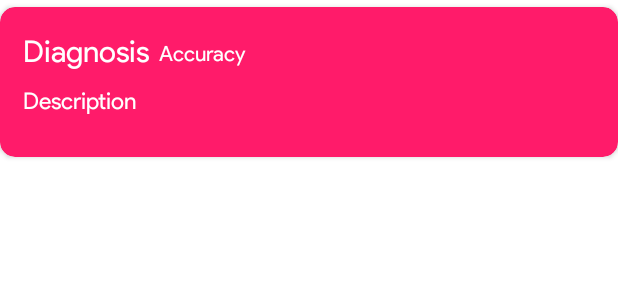
After one commit to laxyapahuja/faid, an Android app: the layout diagnosis_list_item.xml on its own in the app's theme, with its tools: preview values and no code run, on a phone screen of 412 x 824 dp. The commit adds this screen. Shown: the top 300 px of the screen. Run offline under Robolectric (Android 15) with nearby library versions, the phone set to English and light mode, and no system bars; network calls fail.

Commit message:
diagnosis

```diff
--- a/app/src/main/java/com/example/faid/adapters/SymptomsRecyclerAdapter.java
+++ b/app/src/main/java/com/example/faid/adapters/SymptomsRecyclerAdapter.java
@@ -20,11 +20,7 @@ import java.util.ArrayList;
 
 public class SymptomsRecyclerAdapter extends  RecyclerView.Adapter<SymptomsRecyclerAdapter.ViewHolder> {
 
-    private Context context;
     private ArrayList<Symptom> mSymptoms;
-    private ViewHolder holder;
-    private ArrayList mSelectedSymptoms;
-    private LinearLayout listlinear;
 
     public SymptomsRecyclerAdapter(ArrayList<Symptom> mSymptoms) {
         this.mSymptoms = mSymptoms;
--- /dev/null
+++ b/app/src/main/res/layout/diagnosis_list_item.xml
@@ -0,0 +1,62 @@
+<?xml version="1.0" encoding="utf-8"?>
+<LinearLayout xmlns:android="http://schemas.android.com/apk/res/android"
+    android:layout_width="match_parent"
+    android:layout_height="110dp"
+    xmlns:app="http://schemas.android.com/apk/res-auto"
+    xmlns:tools="http://schemas.android.com/tools"
+    android:gravity="center">
+
+    <android.support.v7.widget.CardView
+        android:layout_width="match_parent"
+        android:layout_height="100dp"
+        android:backgroundTint="@color/colorPrimaryDark"
+        app:cardCornerRadius="10dp">
+
+        <LinearLayout
+            android:layout_width="wrap_content"
+            android:layout_height="wrap_content"
+            android:orientation="horizontal">
+
+            <LinearLayout
+                android:layout_width="wrap_content"
+                android:layout_height="wrap_content"
+                android:orientation="vertical"
+                android:layout_marginStart="10dp">
+
+                <TextView
+                    android:id="@+id/diagnosis"
+                    android:layout_width="wrap_content"
+                    android:layout_height="wrap_content"
+                    android:layout_marginTop="12dp"
+                    android:fontFamily="@font/productsans"
+                    android:padding="5dp"
+                    android:text="Diagnosis"
+                    android:textColor="#FFF"
+                    android:textSize="20sp" />
+
+                <TextView
+                    android:id="@+id/desc"
+                    android:layout_width="wrap_content"
+                    android:layout_height="wrap_content"
+                    android:fontFamily="@font/productsans"
+                    android:padding="5dp"
+                    android:text="Description"
+                    android:textColor="#FFF"
+                    android:textSize="15sp" />
+            </LinearLayout>
+
+            <TextView
+                android:id="@+id/acc"
+                android:layout_width="wrap_content"
+                android:layout_height="wrap_content"
+                android:layout_marginTop="22dp"
+                android:fontFamily="@font/productsans"
+                android:text="Accuracy"
+                android:textColor="@color/colorPrimary" />
+
+        </LinearLayout>
+
+
+    </android.support.v7.widget.CardView>
+
+</LinearLayout>
--- a/app/src/main/res/layout/symptom_list_item.xml
+++ b/app/src/main/res/layout/symptom_list_item.xml
@@ -4,8 +4,7 @@
     android:layout_height="55dp"
     xmlns:app="http://schemas.android.com/apk/res-auto"
     xmlns:tools="http://schemas.android.com/tools"
-    android:gravity="center"
-    tools:context=".SymptomListItem">
+    android:gravity="center">
 
     <android.support.v7.widget.CardView
         android:layout_width="match_parent"
```
Also changed, not shown: app/src/main/java/com/example/faid/DiagnosisActivity.java (+27 -10 lines), app/src/main/java/com/example/faid/SymptomActivity.java (+2 -10 lines), app/src/main/java/com/example/faid/adapters/DiagnosisRecyclerAdapter.java (+49 -8 lines), app/src/main/res/layout/activity_diagnosis.xml (+26 -2 lines).
